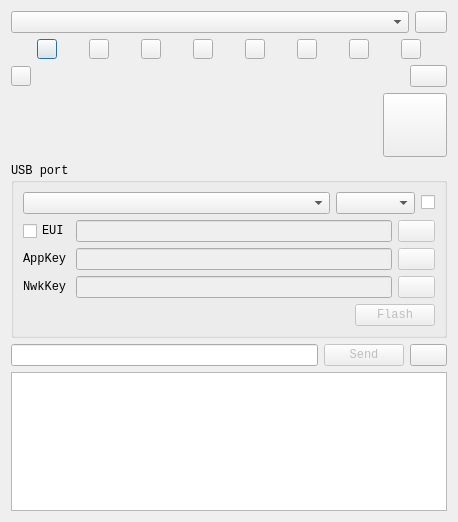
Old version of the form hardware/dialogcollarsim.ui in the repository IvanTsantsarov/herdmind-simulator.
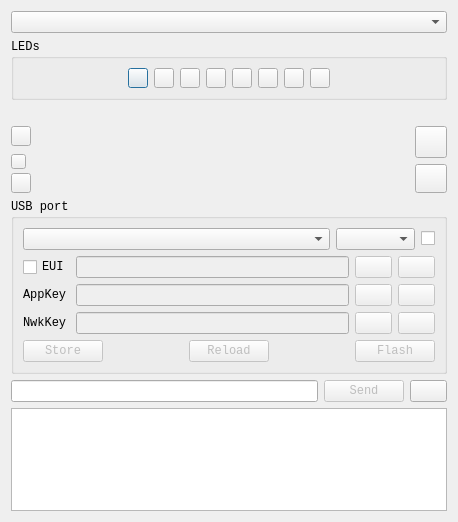
New version of the form. Icons and pictures are not drawn. Custom widgets are drawn as their Qt base class.

The edit to the form file:
```diff
--- a/hardware/dialogcollarsim.ui
+++ b/hardware/dialogcollarsim.ui
@@ -39,37 +39,14 @@
          </property>
         </widget>
        </item>
-       <item>
-        <widget class="QPushButton" name="btnGenArray">
-         <property name="sizePolicy">
-          <sizepolicy hsizetype="Maximum" vsizetype="Maximum">
-           <horstretch>0</horstretch>
-           <verstretch>0</verstretch>
-          </sizepolicy>
-         </property>
-         <property name="maximumSize">
-          <size>
-           <width>32</width>
-           <height>32</height>
-          </size>
-         </property>
-         <property name="toolTip">
-          <string>Generate C++ array from image</string>
-         </property>
-         <property name="text">
-          <string/>
-         </property>
-         <property name="icon">
-          <iconset resource="../res/res.qrc">
-           <normaloff>:/pixel_art.svg</normaloff>:/pixel_art.svg</iconset>
-         </property>
-         <property name="autoDefault">
-          <bool>false</bool>
-         </property>
-        </widget>
-       </item>
       </layout>
      </item>
+     <item>
+      <widget class="QGroupBox" name="groupLEDs">
+       <property name="title">
+        <string>LEDs</string>
+       </property>
+       <layout class="QHBoxLayout" name="horizontalLayout_8">
      <item>
       <layout class="QHBoxLayout" name="horizontalLayout_3">
        <item>
@@ -274,33 +251,11 @@
        </item>
       </layout>
      </item>
+       </layout>
+      </widget>
+     </item>
      <item>
       <layout class="QHBoxLayout" name="horizontalLayout_4">
-       <item>
-        <widget class="QPushButton" name="btnLedMain">
-         <property name="sizePolicy">
-          <sizepolicy hsizetype="Minimum" vsizetype="Minimum">
-           <horstretch>0</horstretch>
-           <verstretch>0</verstretch>
-          </sizepolicy>
-         </property>
-         <property name="minimumSize">
-          <size>
-           <width>20</width>
-           <height>20</height>
-          </size>
-         </property>
-         <property name="maximumSize">
-          <size>
-           <width>20</width>
-           <height>20</height>
-          </size>
-         </property>
-         <property name="text">
-          <string/>
-         </property>
-        </widget>
-       </item>
        <item>
         <spacer name="horizontalSpacer">
          <property name="orientation">
@@ -314,23 +269,99 @@
          </property>
         </spacer>
        </item>
-       <item>
-        <widget class="QPushButton" name="btnMain">
-         <property name="sizePolicy">
-          <sizepolicy hsizetype="Maximum" vsizetype="Maximum">
-           <horstretch>0</horstretch>
-           <verstretch>0</verstretch>
-          </sizepolicy>
-         </property>
-         <property name="text">
-          <string/>
-         </property>
-        </widget>
-       </item>
       </layout>
      </item>
      <item>
       <layout class="QHBoxLayout" name="horizontalLayout">
+       <item>
+        <layout class="QVBoxLayout" name="verticalLayout_4">
+         <item>
+          <widget class="QPushButton" name="btnMain">
+           <property name="sizePolicy">
+            <sizepolicy hsizetype="Maximum" vsizetype="Maximum">
+             <horstretch>0</horstretch>
+             <verstretch>0</verstretch>
+            </sizepolicy>
+           </property>
+           <property name="maximumSize">
+            <size>
+             <width>20</width>
+             <height>20</height>
+            </size>
+           </property>
+           <property name="toolTip">
+            <string>Button Main</string>
+           </property>
+           <property name="text">
+            <string/>
+           </property>
+          </widget>
+         </item>
+         <item>
+          <spacer name="verticalSpacer">
+           <property name="orientation">
+            <enum>Qt::Orientation::Vertical</enum>
+           </property>
+           <property name="sizeHint" stdset="0">
+            <size>
+             <width>20</width>
+             <height>40</height>
+            </size>
+           </property>
+          </spacer>
+         </item>
+         <item>
+          <widget class="QPushButton" name="btnLedMain">
+           <property name="sizePolicy">
+            <sizepolicy hsizetype="Minimum" vsizetype="Minimum">
+             <horstretch>0</horstretch>
+             <verstretch>0</verstretch>
+            </sizepolicy>
+           </property>
+           <property name="minimumSize">
+            <size>
+             <width>15</width>
+             <height>15</height>
+            </size>
+           </property>
+           <property name="maximumSize">
+            <size>
+             <width>10</width>
+             <height>10</height>
+            </size>
+           </property>
+           <property name="toolTip">
+            <string>Board LED</string>
+           </property>
+           <property name="text">
+            <string/>
+           </property>
+          </widget>
+         </item>
+         <item>
+          <widget class="QPushButton" name="btnReset">
+           <property name="sizePolicy">
+            <sizepolicy hsizetype="Maximum" vsizetype="Maximum">
+             <horstretch>0</horstretch>
+             <verstretch>0</verstretch>
+            </sizepolicy>
+           </property>
+           <property name="maximumSize">
+            <size>
+             <width>20</width>
+             <height>20</height>
+            </size>
+           </property>
+           <property name="toolTip">
+            <string>Button Reset</string>
+           </property>
+           <property name="text">
+            <string/>
+           </property>
+          </widget>
+         </item>
+        </layout>
+       </item>
        <item>
         <widget class="ScreenWidget" name="widgetScreen" native="true">
          <property name="sizePolicy">
@@ -342,6 +373,8 @@
         </widget>
        </item>
        <item>
+        <layout class="QVBoxLayout" name="verticalLayout_5">
+         <item>
         <widget class="QPushButton" name="btnBuzzer">
          <property name="sizePolicy">
           <sizepolicy hsizetype="Maximum" vsizetype="Maximum">
@@ -351,8 +384,8 @@
          </property>
          <property name="minimumSize">
           <size>
-           <width>64</width>
-           <height>64</height>
+             <width>32</width>
+             <height>32</height>
           </size>
          </property>
          <property name="text">
@@ -366,6 +399,37 @@
          </property>
         </widget>
        </item>
+         <item>
+          <widget class="QPushButton" name="btnGenArray">
+           <property name="sizePolicy">
+            <sizepolicy hsizetype="Maximum" vsizetype="Maximum">
+             <horstretch>0</horstretch>
+             <verstretch>0</verstretch>
+            </sizepolicy>
+           </property>
+           <property name="maximumSize">
+            <size>
+             <width>32</width>
+             <height>32</height>
+            </size>
+           </property>
+           <property name="toolTip">
+            <string>Generate C++ array from image</string>
+           </property>
+           <property name="text">
+            <string/>
+           </property>
+           <property name="icon">
+            <iconset resource="../res/res.qrc">
+             <normaloff>:/pixel_art.svg</normaloff>:/pixel_art.svg</iconset>
+           </property>
+           <property name="autoDefault">
+            <bool>false</bool>
+           </property>
+          </widget>
+         </item>
+        </layout>
+       </item>
       </layout>
      </item>
      <item>
@@ -407,16 +471,6 @@
         </item>
         <item>
          <layout class="QGridLayout" name="gridLayout">
-          <item row="1" column="1">
-           <widget class="QLineEdit" name="editAKey">
-            <property name="enabled">
-             <bool>false</bool>
-            </property>
-            <property name="toolTip">
-             <string>App key</string>
-            </property>
-           </widget>
-          </item>
           <item row="2" column="0">
            <widget class="QLabel" name="label">
             <property name="text">
@@ -434,13 +488,6 @@
             </property>
            </widget>
           </item>
-          <item row="1" column="0">
-           <widget class="QLabel" name="label_2">
-            <property name="text">
-             <string>AppKey</string>
-            </property>
-           </widget>
-          </item>
           <item row="2" column="2">
            <widget class="QPushButton" name="btnGenNKey">
             <property name="enabled">
@@ -464,6 +511,16 @@
             </property>
            </widget>
           </item>
+          <item row="0" column="0">
+           <widget class="QCheckBox" name="checkFlashEui">
+            <property name="toolTip">
+             <string>Flash or not EUI</string>
+            </property>
+            <property name="text">
+             <string>EUI</string>
+            </property>
+           </widget>
+          </item>
           <item row="1" column="2">
            <widget class="QPushButton" name="btnGenAKey">
             <property name="enabled">
@@ -487,6 +544,13 @@
             </property>
            </widget>
           </item>
+          <item row="1" column="0">
+           <widget class="QLabel" name="label_2">
+            <property name="text">
+             <string>AppKey</string>
+            </property>
+           </widget>
+          </item>
           <item row="0" column="1">
            <widget class="QLineEdit" name="editEui">
             <property name="enabled">
@@ -520,13 +584,82 @@
             </property>
            </widget>
           </item>
-          <item row="0" column="0">
-           <widget class="QCheckBox" name="checkFlashEui">
+          <item row="1" column="1">
+           <widget class="QLineEdit" name="editAKey">
+            <property name="enabled">
+             <bool>false</bool>
+            </property>
             <property name="toolTip">
-             <string>Flash or not EUI</string>
+             <string>App key</string>
             </property>
+           </widget>
+          </item>
+          <item row="0" column="3">
+           <widget class="QPushButton" name="btnCopyEui">
+            <property name="enabled">
+             <bool>false</bool>
+            </property>
+            <property name="sizePolicy">
+             <sizepolicy hsizetype="Maximum" vsizetype="Maximum">
+              <horstretch>0</horstretch>
+              <verstretch>0</verstretch>
+             </sizepolicy>
+            </property>
+            <property name="toolTip">
+             <string>Copy EUI in the clipboard</string>
+            </property>
             <property name="text">
-             <string>EUI</string>
+             <string/>
+            </property>
+            <property name="icon">
+             <iconset resource="../res/res.qrc">
+              <normaloff>:/copy.svg</normaloff>:/copy.svg</iconset>
+            </property>
+           </widget>
+          </item>
+          <item row="1" column="3">
+           <widget class="QPushButton" name="btnCopyAKey">
+            <property name="enabled">
+             <bool>false</bool>
+            </property>
+            <property name="sizePolicy">
+             <sizepolicy hsizetype="Maximum" vsizetype="Maximum">
+              <horstretch>0</horstretch>
+              <verstretch>0</verstretch>
+             </sizepolicy>
+            </property>
+            <property name="toolTip">
+             <string>Copy AppKey in the clipboard</string>
+            </property>
+            <property name="text">
+             <string/>
+            </property>
+            <property name="icon">
+             <iconset resource="../res/res.qrc">
+              <normaloff>:/copy.svg</normaloff>:/copy.svg</iconset>
+            </property>
+           </widget>
+          </item>
+          <item row="2" column="3">
+           <widget class="QPushButton" name="btnCopyNKey">
+            <property name="enabled">
+             <bool>false</bool>
+            </property>
+            <property name="sizePolicy">
+             <sizepolicy hsizetype="Maximum" vsizetype="Maximum">
+              <horstretch>0</horstretch>
+              <verstretch>0</verstretch>
+             </sizepolicy>
+            </property>
+            <property name="toolTip">
+             <string>Copy NwkKey in the clipboard</string>
+            </property>
+            <property name="text">
+             <string/>
+            </property>
+            <property name="icon">
+             <iconset resource="../res/res.qrc">
+              <normaloff>:/copy.svg</normaloff>:/copy.svg</iconset>
             </property>
            </widget>
           </item>
@@ -534,6 +667,53 @@
         </item>
         <item>
          <layout class="QHBoxLayout" name="horizontalLayout_7">
+          <item>
+           <widget class="QPushButton" name="btnStore">
+            <property name="enabled">
+             <bool>false</bool>
+            </property>
+            <property name="toolTip">
+             <string>Store collar in the data base</string>
+            </property>
+            <property name="text">
+             <string>Store</string>
+            </property>
+            <property name="icon">
+             <iconset resource="../res/res.qrc">
+              <normaloff>:/register.svg</normaloff>:/register.svg</iconset>
+            </property>
+           </widget>
+          </item>
+          <item>
+           <spacer name="horizontalSpacer_3">
+            <property name="orientation">
+             <enum>Qt::Orientation::Horizontal</enum>
+            </property>
+            <property name="sizeHint" stdset="0">
+             <size>
+              <width>40</width>
+              <height>20</height>
+             </size>
+            </property>
+           </spacer>
+          </item>
+          <item>
+           <widget class="QPushButton" name="btnReload">
+            <property name="enabled">
+             <bool>false</bool>
+            </property>
+            <property name="toolTip">
+             <string>Reread collar info from serial</string>
+            </property>
+            <property name="text">
+             <string>Reload</string>
+            </property>
+            <property name="icon">
+             <iconset resource="../res/res.qrc">
+              <normaloff>:/reload.svg</normaloff>:/reload.svg</iconset>
+            </property>
+           </widget>
+          </item>
           <item>
            <spacer name="horizontalSpacer_2">
             <property name="orientation">
@@ -552,9 +732,16 @@
             <property name="enabled">
              <bool>false</bool>
             </property>
+            <property name="toolTip">
+             <string>Store AppKey and NwkKey in the connected wtih USB device. EUI is stored only if checked.</string>
+            </property>
             <property name="text">
              <string>Flash</string>
             </property>
+            <property name="icon">
+             <iconset resource="../res/res.qrc">
+              <normaloff>:/flash.svg</normaloff>:/flash.svg</iconset>
+            </property>
            </widget>
           </item>
          </layout>
```
Lines whose indentation alone changed are shown as unchanged.
